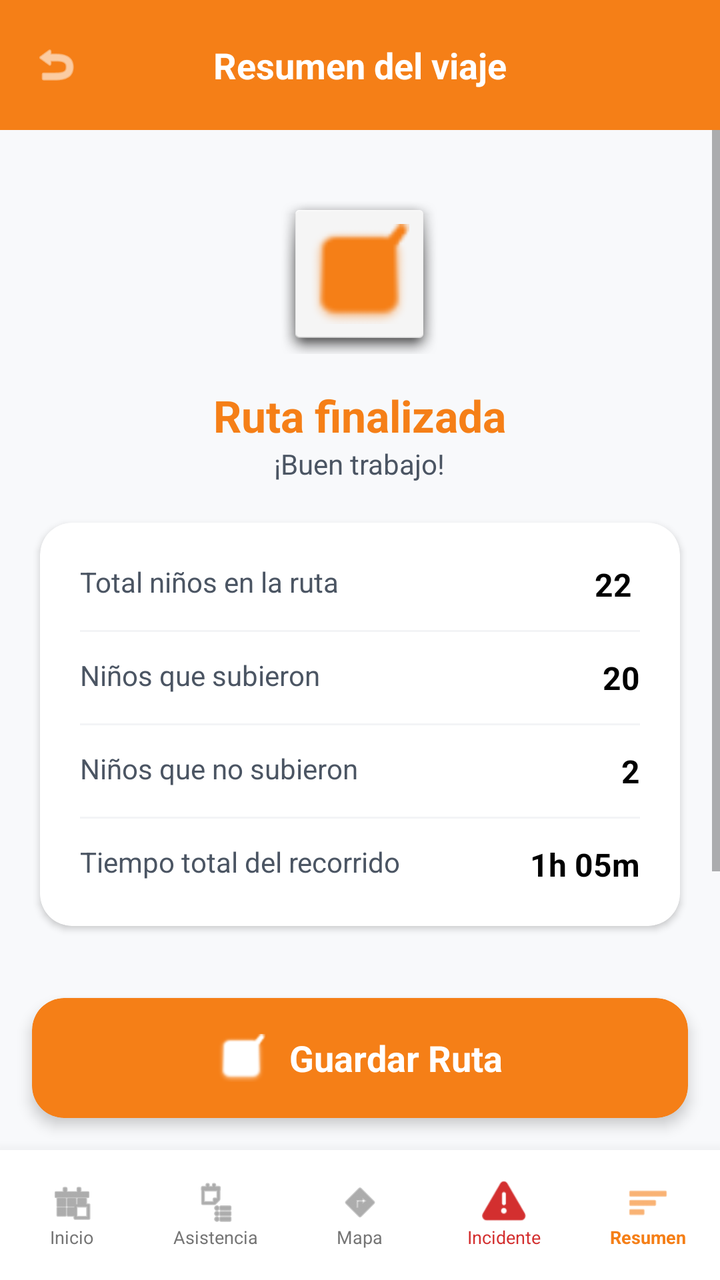
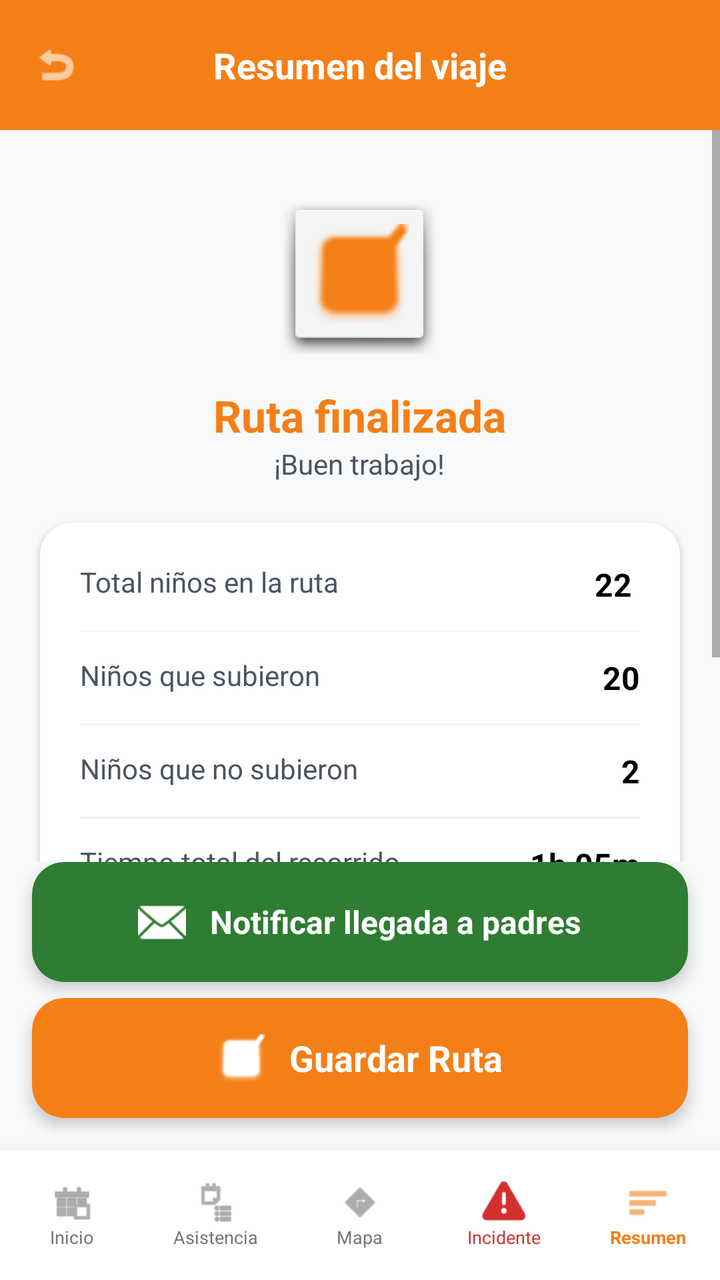

The first picture is an Android layout as it rendered before a commit; the second is the same layout after the commit. The layout source and the unified diff follow.
<!-- AndroidManifest.xml: application theme Theme.BusetaEscolarApp -->
<!-- res/layout/activity_resumen_viaje.xml -->
<?xml version="1.0" encoding="utf-8"?>
<androidx.constraintlayout.widget.ConstraintLayout xmlns:android="http://schemas.android.com/apk/res/android"
    xmlns:app="http://schemas.android.com/apk/res-auto"
    xmlns:tools="http://schemas.android.com/tools"
    android:layout_width="match_parent"
    android:layout_height="match_parent"
    android:background="#F8F9FB">

    
    <androidx.appcompat.widget.Toolbar
        android:id="@+id/toolbarResumen"
        android:layout_width="0dp"
        android:layout_height="65dp"
        android:background="#F57F17"
        app:layout_constraintEnd_toEndOf="parent"
        app:layout_constraintStart_toStartOf="parent"
        app:layout_constraintTop_toTopOf="parent">

        <RelativeLayout
            android:layout_width="match_parent"
            android:layout_height="wrap_content"
            android:layout_marginEnd="16dp">

            <ImageView
                android:layout_width="24dp"
                android:layout_height="24dp"
                android:src="@android:drawable/ic_menu_revert"
                app:tint="@android:color/white" />

            <TextView
                android:layout_width="wrap_content"
                android:layout_height="wrap_content"
                android:layout_centerInParent="true"
                android:text="Resumen del viaje"
                android:textColor="@android:color/white"
                android:textSize="18sp"
                android:textStyle="bold" />
        </RelativeLayout>
    </androidx.appcompat.widget.Toolbar>

    
    <ScrollView
        android:layout_width="0dp"
        android:layout_height="0dp"
        app:layout_constraintBottom_toTopOf="@id/btnFinalizarTotal"
        app:layout_constraintEnd_toEndOf="parent"
        app:layout_constraintStart_toStartOf="parent"
        app:layout_constraintTop_toBottomOf="@id/toolbarResumen">

        <LinearLayout
            android:layout_width="match_parent"
            android:layout_height="wrap_content"
            android:gravity="center_horizontal"
            android:orientation="vertical"
            android:paddingBottom="20dp">

            
            <LinearLayout
                android:id="@+id/layoutMensaje"
                android:layout_width="wrap_content"
                android:layout_height="wrap_content"
                android:layout_marginTop="32dp"
                android:gravity="center"
                android:orientation="vertical">

                <ImageView
                    android:layout_width="80dp"
                    android:layout_height="80dp"
                    android:background="@android:drawable/dialog_holo_light_frame"
                    android:padding="15dp"
                    android:src="@android:drawable/checkbox_on_background"
                    app:tint="#F57F17" />

                <TextView
                    android:layout_width="wrap_content"
                    android:layout_height="wrap_content"
                    android:layout_marginTop="16dp"
                    android:text="Ruta finalizada"
                    android:textColor="#F57F17"
                    android:textSize="22sp"
                    android:textStyle="bold" />

                <TextView
                    android:layout_width="wrap_content"
                    android:layout_height="wrap_content"
                    android:text="¡Buen trabajo!"
                    android:textColor="#4B5563"
                    android:textSize="14sp" />
            </LinearLayout>

            
            <androidx.cardview.widget.CardView
                android:id="@+id/cardStats"
                android:layout_width="match_parent"
                android:layout_height="wrap_content"
                android:layout_margin="20dp"
                app:cardCornerRadius="16dp"
                app:cardElevation="2dp">

                <LinearLayout
                    android:id="@+id/layoutDetalles"
                    android:layout_width="match_parent"
                    android:layout_height="wrap_content"
                    android:orientation="vertical"
                    android:padding="20dp">

                    <RelativeLayout android:layout_width="match_parent" android:layout_height="wrap_content">
                        <TextView android:layout_width="wrap_content" android:layout_height="wrap_content" android:text="Total niños en la ruta" android:textColor="#4B5563" />
                        <TextView android:layout_width="wrap_content" android:layout_height="wrap_content" android:layout_alignParentEnd="true" android:text="22
" android:textColor="#000000" android:textStyle="bold" android:textSize="16sp" />
                    </RelativeLayout>

                    <View android:layout_width="match_parent" android:layout_height="1dp" android:background="#F3F4F6" android:layout_marginVertical="12dp" />

                    <RelativeLayout android:layout_width="match_parent" android:layout_height="wrap_content">
                        <TextView android:layout_width="wrap_content" android:layout_height="wrap_content" android:text="Niños que subieron" android:textColor="#4B5563" />
                        <TextView android:layout_width="wrap_content" android:layout_height="wrap_content" android:layout_alignParentEnd="true" android:text="20" android:textColor="#000000" android:textStyle="bold" android:textSize="16sp" />
                    </RelativeLayout>

                    <View android:layout_width="match_parent" android:layout_height="1dp" android:background="#F3F4F6" android:layout_marginVertical="12dp" />

                    <RelativeLayout android:layout_width="match_parent" android:layout_height="wrap_content">
                        <TextView android:layout_width="wrap_content" android:layout_height="wrap_content" android:text="Niños que no subieron" android:textColor="#4B5563" />
                        <TextView android:layout_width="wrap_content" android:layout_height="wrap_content" android:layout_alignParentEnd="true" android:text="2" android:textColor="#000000" android:textStyle="bold" android:textSize="16sp" />
                    </RelativeLayout>

                    <View android:layout_width="match_parent" android:layout_height="1dp" android:background="#F3F4F6" android:layout_marginVertical="12dp" />

                    <RelativeLayout android:layout_width="match_parent" android:layout_height="wrap_content">
                        <TextView android:layout_width="wrap_content" android:layout_height="wrap_content" android:text="Tiempo total del recorrido" android:textColor="#4B5563" />
                        <TextView android:layout_width="wrap_content" android:layout_height="wrap_content" android:layout_alignParentEnd="true" android:text="1h 05m" android:textColor="#000000" android:textStyle="bold" android:textSize="16sp" />
                    </RelativeLayout>
                </LinearLayout>
            </androidx.cardview.widget.CardView>

            
            <Button
                android:id="@+id/btnCerrarSesionChofer"
                android:layout_width="match_parent"
                android:layout_height="60dp"
                android:layout_marginHorizontal="20dp"
                android:layout_marginTop="10dp"
                android:backgroundTint="#D32F2F"
                android:text="Cerrar Sesión"
                android:textAllCaps="false"
                android:textColor="@android:color/white"
                android:textStyle="bold"
                app:cornerRadius="12dp"
                app:icon="@android:drawable/ic_menu_revert"
                app:iconGravity="textStart" />

        </LinearLayout>
    </ScrollView>

    
    <androidx.cardview.widget.CardView
        android:id="@+id/btnFinalizarTotal"
        android:layout_width="0dp"
        android:layout_height="60dp"
        android:layout_margin="16dp"
        app:cardCornerRadius="16dp"
        app:cardElevation="4dp"
        app:cardBackgroundColor="#F57F17"
        app:layout_constraintBottom_toTopOf="@id/bottomNavigation"
        app:layout_constraintEnd_toEndOf="parent"
        app:layout_constraintStart_toStartOf="parent">

        <LinearLayout
            android:gravity="center"
            android:orientation="horizontal"
            android:layout_width="match_parent"
            android:layout_height="match_parent">
            <ImageView
                android:layout_width="24dp"
                android:layout_height="24dp"
                android:src="@android:drawable/checkbox_on_background"
                app:tint="@android:color/white"/>
            <TextView
                android:layout_width="wrap_content"
                android:layout_height="wrap_content"
                android:layout_marginStart="12dp"
                android:text="Guardar Ruta"
                android:textColor="@android:color/white"
                android:textSize="18sp"
                android:textStyle="bold" />
        </LinearLayout>
    </androidx.cardview.widget.CardView>

    
    <LinearLayout
        android:id="@+id/bottomNavigation"
        android:layout_width="match_parent"
        android:layout_height="65dp"
        android:background="@android:color/white"
        android:elevation="12dp"
        android:orientation="horizontal"
        app:layout_constraintBottom_toBottomOf="parent">

        
        <LinearLayout android:layout_width="0dp" android:layout_height="match_parent" android:layout_weight="1" android:gravity="center" android:orientation="vertical">
            <ImageView android:layout_width="22dp" android:layout_height="22dp" android:src="@android:drawable/ic_menu_today" app:tint="#757575" />
            <TextView android:layout_width="wrap_content" android:layout_height="wrap_content" android:text="Inicio" android:textColor="#757575" android:textSize="9sp" />
        </LinearLayout>

        
        <LinearLayout android:layout_width="0dp" android:layout_height="match_parent" android:layout_weight="1" android:gravity="center" android:orientation="vertical">
            <ImageView android:layout_width="22dp" android:layout_height="22dp" android:src="@android:drawable/ic_menu_agenda" app:tint="#757575" />
            <TextView android:layout_width="wrap_content" android:layout_height="wrap_content" android:text="Asistencia" android:textColor="#757575" android:textSize="9sp" />
        </LinearLayout>

        
        <LinearLayout android:layout_width="0dp" android:layout_height="match_parent" android:layout_weight="1" android:gravity="center" android:orientation="vertical">
            <ImageView android:layout_width="22dp" android:layout_height="22dp" android:src="@android:drawable/ic_menu_directions" app:tint="#757575" />
            <TextView android:layout_width="wrap_content" android:layout_height="wrap_content" android:text="Mapa" android:textColor="#757575" android:textSize="9sp" />
        </LinearLayout>

        
        <LinearLayout android:layout_width="0dp" android:layout_height="match_parent" android:layout_weight="1" android:gravity="center" android:orientation="vertical">
            <ImageView android:layout_width="22dp" android:layout_height="22dp" android:src="@android:drawable/ic_dialog_alert" app:tint="#D32F2F" />
            <TextView android:layout_width="wrap_content" android:layout_height="wrap_content" android:text="Incidente" android:textColor="#D32F2F" android:textSize="9sp" />
        </LinearLayout>

        
        <LinearLayout android:layout_width="0dp" android:layout_height="match_parent" android:layout_weight="1" android:gravity="center" android:orientation="vertical">
            <ImageView android:layout_width="22dp" android:layout_height="22dp" android:src="@android:drawable/ic_menu_sort_by_size" app:tint="#F57F17" />
            <TextView android:layout_width="wrap_content" android:layout_height="wrap_content" android:text="Resumen" android:textColor="#F57F17" android:textSize="9sp" android:textStyle="bold" />
        </LinearLayout>

    </LinearLayout>

</androidx.constraintlayout.widget.ConstraintLayout>
<!-- resources referenced by this layout -->
<resources>
  <style name="Theme.BusetaEscolarApp" parent="Theme.MaterialComponents.Light.NoActionBar" />
</resources>

<!-- the commit's change to res/layout/activity_resumen_viaje.xml (unified diff, before → after) -->
@@ -42,7 +42,7 @@
     <ScrollView
         android:layout_width="0dp"
         android:layout_height="0dp"
-        app:layout_constraintBottom_toTopOf="@id/btnFinalizarTotal"
+        app:layout_constraintBottom_toTopOf="@id/btnEnviarAPadres"
         app:layout_constraintEnd_toEndOf="parent"
         app:layout_constraintStart_toStartOf="parent"
         app:layout_constraintTop_toBottomOf="@id/toolbarResumen">
@@ -154,6 +154,41 @@
 
     
     <androidx.cardview.widget.CardView
+        android:id="@+id/btnEnviarAPadres"
+        android:layout_width="0dp"
+        android:layout_height="60dp"
+        android:layout_marginHorizontal="16dp"
+        android:layout_marginBottom="8dp"
+        app:cardCornerRadius="16dp"
+        app:cardElevation="4dp"
+        app:cardBackgroundColor="#2E7D32"
+        app:layout_constraintBottom_toTopOf="@id/btnFinalizarTotal"
+        app:layout_constraintEnd_toEndOf="parent"
+        app:layout_constraintStart_toStartOf="parent">
+
+        <LinearLayout
+            android:gravity="center"
+            android:orientation="horizontal"
+            android:layout_width="match_parent"
+            android:layout_height="match_parent">
+            <ImageView
+                android:layout_width="24dp"
+                android:layout_height="24dp"
+                android:src="@android:drawable/ic_dialog_email"
+                app:tint="@android:color/white"/>
+            <TextView
+                android:layout_width="wrap_content"
+                android:layout_height="wrap_content"
+                android:layout_marginStart="12dp"
+                android:text="Notificar llegada a padres"
+                android:textColor="@android:color/white"
+                android:textSize="16sp"
+                android:textStyle="bold" />
+        </LinearLayout>
+    </androidx.cardview.widget.CardView>
+
+    
+    <androidx.cardview.widget.CardView
         android:id="@+id/btnFinalizarTotal"
         android:layout_width="0dp"
         android:layout_height="60dp"
